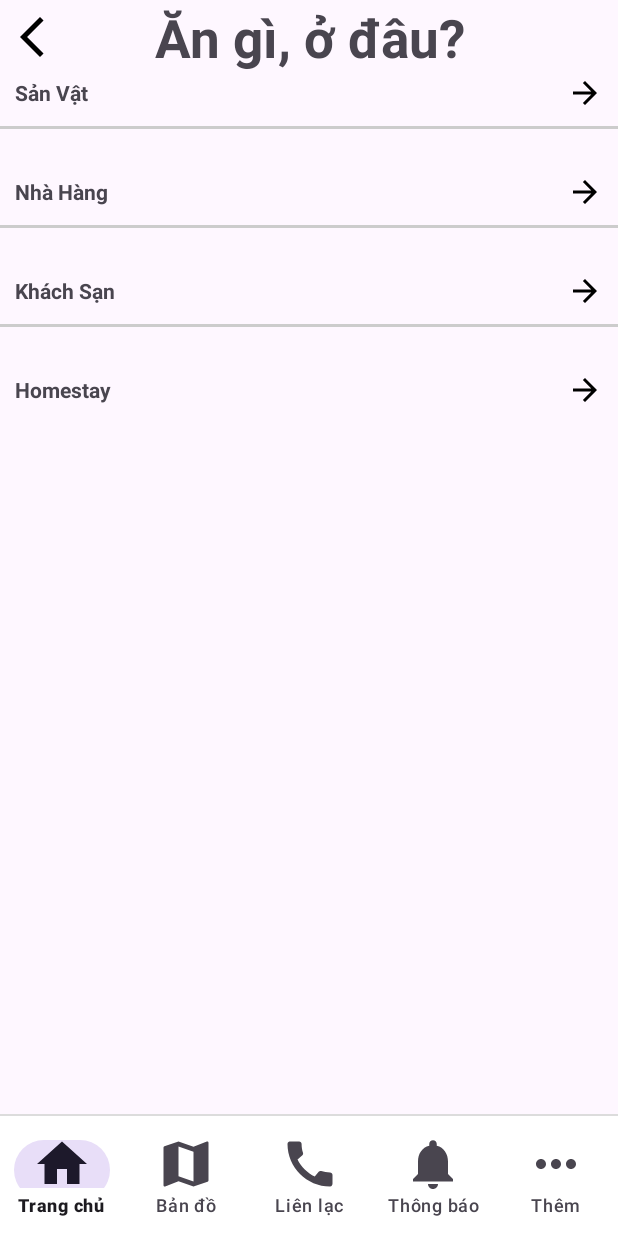
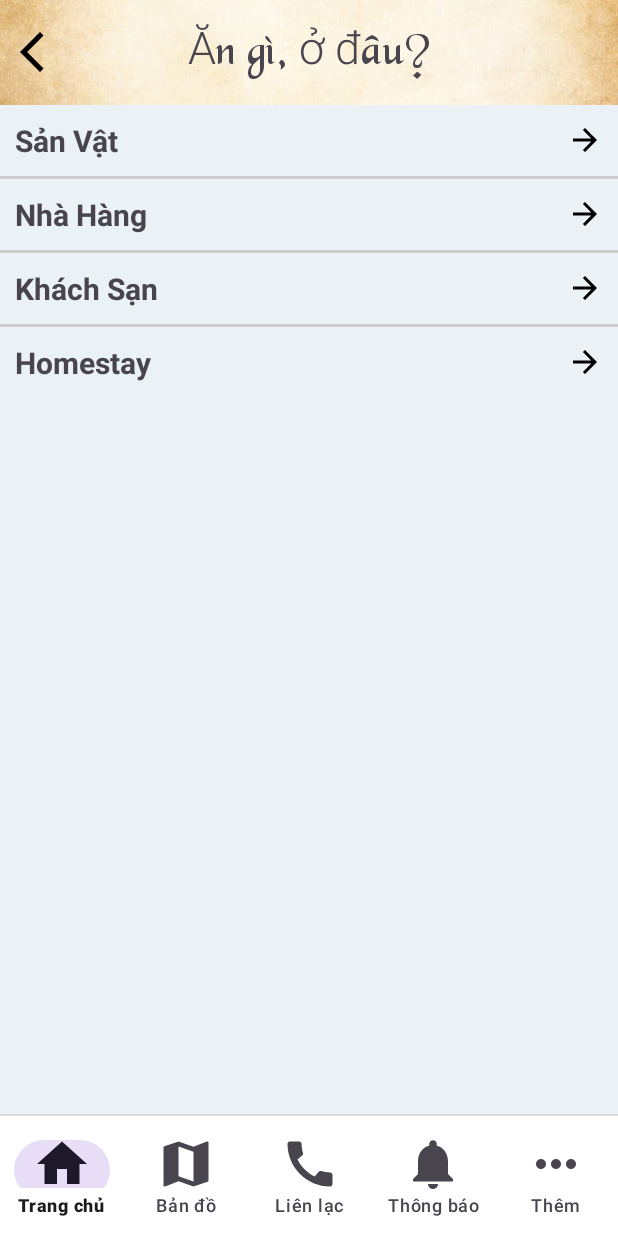
Before and after one commit to phamtungthuy/Ho_Guom_Explore, an Android app: the CuisineAndAccommodation screen opened directly, with no data from a screen before it, on a phone screen of 412 x 824 dp. Run offline under Robolectric (Android 15) with nearby library versions, the phone set to English and light mode, and no system bars; our stand-ins replace Firebase (no records; nobody signed in at launch, a user with empty details on screens opened directly); pictures from the network do not load.

Commit message:
Add background image and color with new font to make UI more beautiful

```diff
--- a/app/src/main/java/org/meicode/ho_guom_explore/UserInterface/CuisineAndAccommodationPage/CuisineAndAccommodation.java
+++ b/app/src/main/java/org/meicode/ho_guom_explore/UserInterface/CuisineAndAccommodationPage/CuisineAndAccommodation.java
@@ -5,6 +5,7 @@ import androidx.cardview.widget.CardView;
 
 import android.app.AlertDialog;
 import android.content.Intent;
+import android.graphics.Color;
 import android.os.Bundle;
 import android.util.TypedValue;
 import android.view.View;
@@ -108,6 +109,7 @@ public class CuisineAndAccommodation extends BaseActivity {
                     LinearLayout.LayoutParams.WRAP_CONTENT
             ));
             cardView.setCardElevation(0);
+            cardView.setBackgroundColor(Color.TRANSPARENT);
 
             LinearLayout cardLayout = new LinearLayout(this);
             cardLayout.setOrientation(LinearLayout.VERTICAL);
--- a/app/src/main/java/org/meicode/ho_guom_explore/UserInterface/CuisineAndAccommodationPage/CuisineAndAccommodationList.java
+++ b/app/src/main/java/org/meicode/ho_guom_explore/UserInterface/CuisineAndAccommodationPage/CuisineAndAccommodationList.java
@@ -6,6 +6,7 @@ import androidx.cardview.widget.CardView;
 
 import android.app.AlertDialog;
 import android.content.Intent;
+import android.graphics.Color;
 import android.os.Bundle;
 import android.util.TypedValue;
 import android.view.Gravity;
@@ -103,7 +104,6 @@ public class CuisineAndAccommodationList extends BaseActivity {
                     LinearLayout.LayoutParams.WRAP_CONTENT
             ));
             cardView.setCardElevation(0);
-
             LinearLayout cardLayout = new LinearLayout(this);
             cardLayout.setOrientation(LinearLayout.VERTICAL);
             cardLayout.setLayoutParams(new LinearLayout.LayoutParams(
@@ -129,7 +129,6 @@ public class CuisineAndAccommodationList extends BaseActivity {
             textView.setPadding(marginInDp, 0, 0, 0); // Thiết lập margin bằng cách đặt giá trị padding
             textView.setText(data.getDataTitle());
             textView.setTextSize(10);
-
             cardLayout.addView(imageView);
             cardLayout.addView(textView);
 
@@ -189,7 +188,7 @@ public class CuisineAndAccommodationList extends BaseActivity {
                     LinearLayout.LayoutParams.WRAP_CONTENT
             ));
             cardView.setCardElevation(0);
-
+            cardView.setBackgroundColor(Color.TRANSPARENT);
 
             LinearLayout cardLayout = new LinearLayout(this);
             cardLayout.setOrientation(LinearLayout.VERTICAL);
--- a/app/src/main/res/layout/activity_cuisine_and_accommodation.xml
+++ b/app/src/main/res/layout/activity_cuisine_and_accommodation.xml
@@ -10,22 +10,31 @@
 
     <RelativeLayout
         android:layout_width="match_parent"
-        android:layout_height="wrap_content"
+        android:layout_height="70dp"
         app:layout_constraintTop_toTopOf="parent"
         app:layout_constraintStart_toStartOf="parent"
         app:layout_constraintEnd_toEndOf="parent"
         android:id="@+id/header"
         >
 
+        <ImageView
+            android:layout_width="match_parent"
+            android:layout_height="wrap_content"
+            android:src="@drawable/ancientbg"
+            android:scaleType="centerCrop"
+            />
+
         <ImageButton
             android:id="@+id/back"
             android:layout_width="wrap_content"
             android:layout_height="wrap_content"
+
             android:src="@drawable/ic_baseline_arrow_back_ios_new_24"
             android:background="@android:color/transparent"
             android:layout_alignParentStart="true"
             android:layout_centerVertical="true"
             android:layout_marginLeft="5dp"
+
             />
 
 
@@ -35,8 +44,11 @@
             android:layout_height="50dp"
             android:gravity="center"
             android:text="Ăn gì, ở đâu?"
-            android:textSize="35sp"
-            android:textStyle="bold" />
+            android:textSize="30sp"
+            android:textStyle="bold"
+            android:fontFamily="@font/blackchancery"
+            android:layout_centerVertical="true"
+            />
 
     </RelativeLayout>
 
@@ -67,12 +79,16 @@
         app:layout_constraintBottom_toTopOf="@+id/bottomNavigationView"
         app:layout_constraintStart_toStartOf="parent"
         app:layout_constraintEnd_toEndOf="parent"
+        android:background="@color/bgCuisineAndAccommodation"
         >
 
         <LinearLayout
             android:layout_width="match_parent"
             android:layout_height="match_parent"
-            android:orientation="vertical">
+            android:orientation="vertical"
+            android:paddingVertical="10dp"
+
+            >
 
             <LinearLayout
                 android:layout_width="match_parent"
@@ -94,6 +110,7 @@
                         android:textStyle="bold"
                         android:layout_alignParentStart="true"
                         android:layout_centerVertical="true"
+                        android:textSize="20dp"
                         />
 
                     <ImageButton
@@ -120,6 +137,7 @@
                         android:layout_height="wrap_content"
                         android:orientation="horizontal"
                         android:id="@+id/cuisine"
+                        android:background="@android:color/transparent"
                         >
 
                     </LinearLayout>
@@ -136,7 +154,7 @@
             <LinearLayout
                 android:layout_width="match_parent"
                 android:layout_height="wrap_content"
-                android:layout_marginTop="30dp"
+                android:layout_marginTop="10dp"
                 android:orientation="vertical">
 
                 <RelativeLayout
@@ -149,6 +167,7 @@
                         android:layout_height="wrap_content"
                         android:text="Nhà Hàng"
                         android:textStyle="bold"
+                        android:textSize="20dp"
                         android:layout_alignParentStart="true"
                         android:layout_centerVertical="true"
                         />
@@ -190,7 +209,7 @@
             <LinearLayout
                 android:layout_width="match_parent"
                 android:layout_height="wrap_content"
-                android:layout_marginTop="30dp"
+                android:layout_marginTop="10dp"
                 android:orientation="vertical">
 
                 <RelativeLayout
@@ -203,6 +222,7 @@
                         android:layout_height="wrap_content"
                         android:text="Khách Sạn"
                         android:textStyle="bold"
+                        android:textSize="20dp"
                         android:layout_alignParentStart="true"
                         android:layout_centerVertical="true"
                         />
@@ -244,7 +264,7 @@
             <LinearLayout
                 android:layout_width="match_parent"
                 android:layout_height="wrap_content"
-                android:layout_marginTop="30dp"
+                android:layout_marginTop="10dp"
                 android:orientation="vertical">
 
                 <RelativeLayout
@@ -257,6 +277,7 @@
                         android:layout_height="wrap_content"
                         android:text="Homestay"
                         android:textStyle="bold"
+                        android:textSize="20dp"
                         android:layout_alignParentStart="true"
                         android:layout_centerVertical="true"
                         />
--- a/app/src/main/res/values/colors.xml
+++ b/app/src/main/res/values/colors.xml
@@ -13,4 +13,5 @@
     <color name="purple_700">#FF3700B3</color>
     <color name="red">#c70000</color>
     <color name="green">#00ff00</color>
+    <color name="bgCuisineAndAccommodation">#eaf2f5</color>
 </resources>
```
Also changed, not shown: app/src/main/res/layout/activity_cuisine_and_accommodation_detail.xml (+26 -6 lines), app/src/main/res/layout/activity_cuisine_and_accommodation_list.xml (+47 -15 lines), app/src/main/res/drawable/ancientbg.jpg (added), app/src/main/res/drawable/trongdong.jpg (added), app/src/main/res/font/blackchancery.ttf (added).
